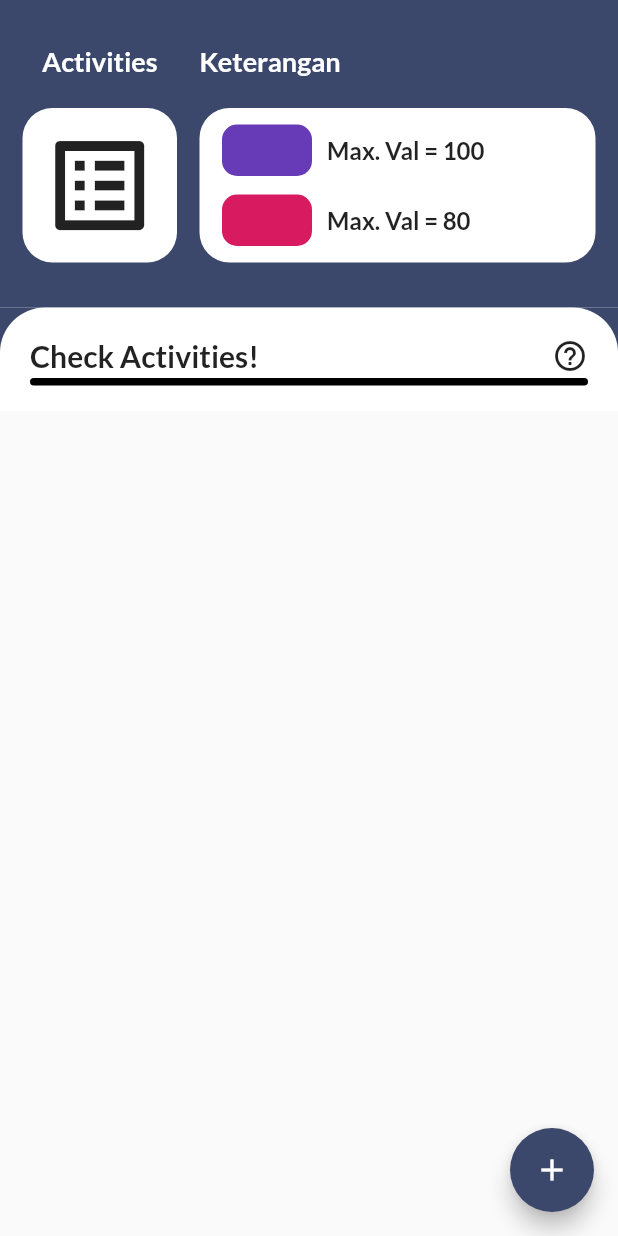
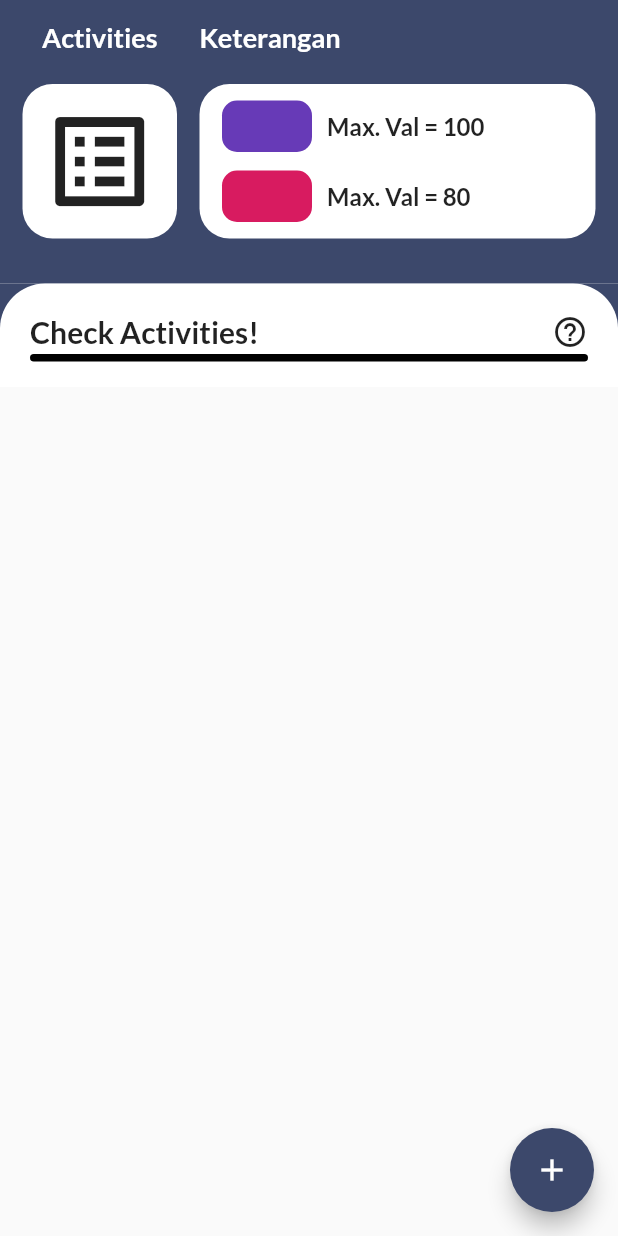
Before and after one commit to Rokel15/Jea-Aplikasi-Penulisan-Ilmiah-Gunadarma, a Flutter app: the Acts_Checks screen opened directly, on a phone screen of 412 x 824 dp. Run offline on Flutter 3.47's test engine with Material 2 defaults, Android fonts, the phone set to English and light mode, and no system bars; our stand-ins replace cloud_firestore, firebase_core, get, google_fonts, sqflite; accounts and stored records are empty.

Commit message:
perbaikan ui

```diff
--- a/lib/ui/Acts_Check.dart
+++ b/lib/ui/Acts_Check.dart
@@ -115,11 +115,15 @@ class _Acts_ChecksState extends State<Acts_Checks> {
     FirebaseFirestore firestore = FirebaseFirestore.instance;
     CollectionReference Activities = firestore.collection('Activities');
     return Scaffold(
+      appBar: PreferredSize(
+        preferredSize: Size.fromHeight(0),
+        child: AppBar(),
+      ),
       body: ListView(
         children: [
           Container(
             width: double.infinity,
-            padding: EdgeInsets.only(top: 30, left: 15, right: 15, bottom: 30),
+            padding: EdgeInsets.only(top: 14, left: 15, right: 15, bottom: 30),
             color: Color(0xff3C486B),
             child: Row(
               mainAxisAlignment: MainAxisAlignment.spaceBetween,
```
Also changed, not shown: lib/ui/Afkeur.dart (+51 -2 lines).
